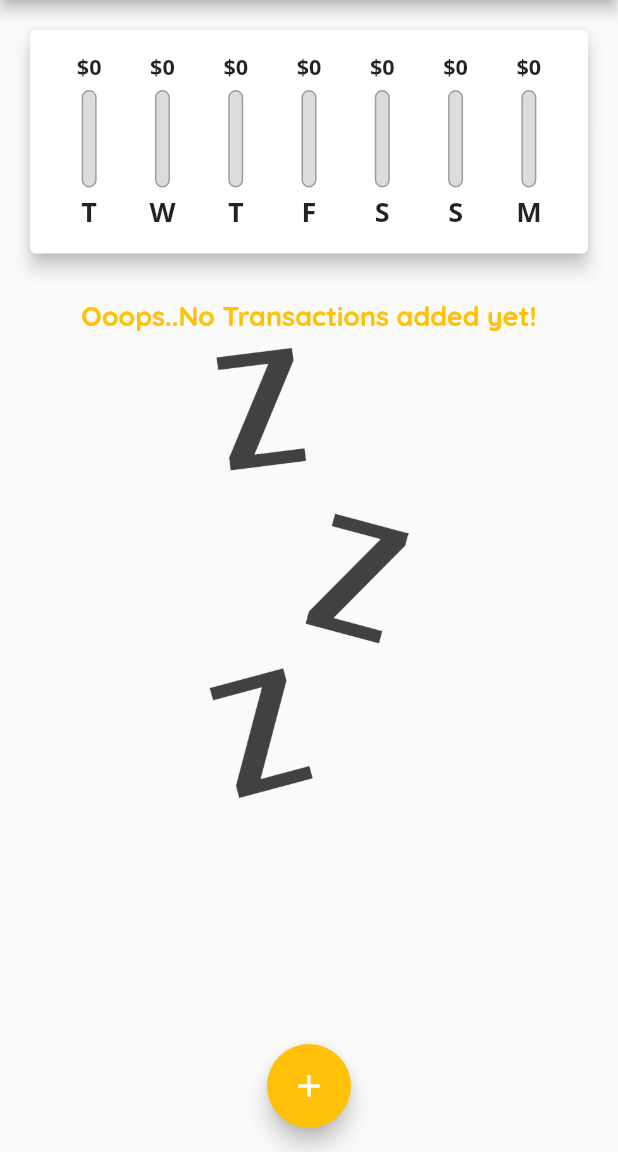
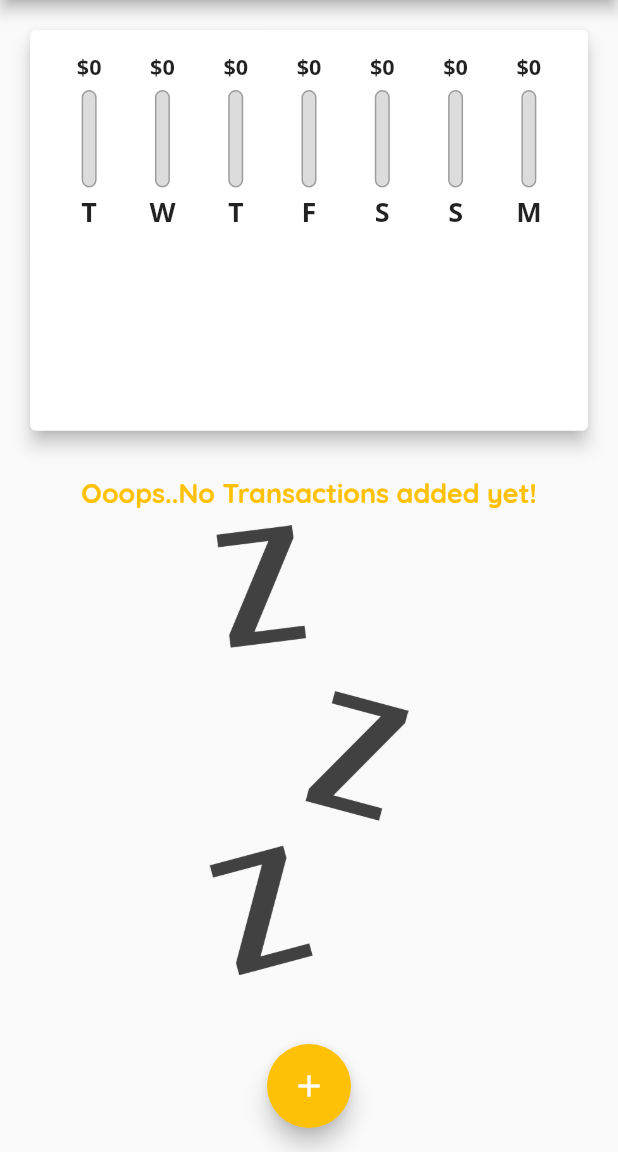
Before and after one commit to Tolulope05/e_planner, a Flutter app: the screen it shows after launch, on a phone screen of 412 x 824 dp, the part 84-1236 px from its top. Run offline on Flutter 3.47's test engine with Material 2 defaults, Android fonts, the phone set to English and light mode, and no system bars.

Commit message:
Calculated Size dynamically

```diff
--- a/lib/main.dart
+++ b/lib/main.dart
@@ -106,8 +106,7 @@ class _MyhomePageState extends State<MyhomePage> {
 
   @override
   Widget build(BuildContext context) {
-    return Scaffold(
-      appBar: AppBar(
+    final appBar = AppBar(
       title: const Text(
         'Personal Expenses',
       ),
@@ -117,14 +116,27 @@ class _MyhomePageState extends State<MyhomePage> {
           icon: const Icon(Icons.add),
         ),
       ],
-      ),
+    );
+    return Scaffold(
+      appBar: appBar,
       body: SingleChildScrollView(
         child: Column(
           mainAxisAlignment: MainAxisAlignment.start,
           crossAxisAlignment: CrossAxisAlignment.stretch,
           children: [
-            Chart(_recentTransactions),
-            TransactionList(_userTransactions, _deleteTransaction),
+            Container(
+              height: (MediaQuery.of(context).size.height -
+                      appBar.preferredSize.height -
+                      MediaQuery.of(context).padding.top) *
+                  0.4,
+              child: Chart(_recentTransactions),
+            ),
+            Container(
+                height: (MediaQuery.of(context).size.height -
+                        appBar.preferredSize.height -
+                        MediaQuery.of(context).padding.top) *
+                    0.6,
+                child: TransactionList(_userTransactions, _deleteTransaction)),
           ],
         ),
       ),
--- a/lib/widgets/transaction_list.dart
+++ b/lib/widgets/transaction_list.dart
@@ -12,9 +12,7 @@ class TransactionList extends StatelessWidget {
 
   @override
   Widget build(BuildContext context) {
-    return SizedBox(
-      height: 500,
-      child: transactions.isEmpty
+    return transactions.isEmpty
         ? Column(
             children: [
               Padding(
@@ -77,7 +75,6 @@ class TransactionList extends StatelessWidget {
               );
             },
             itemCount: transactions.length,
-            ),
           );
   }
 }
```
Lines whose indentation alone changed are shown as unchanged.
